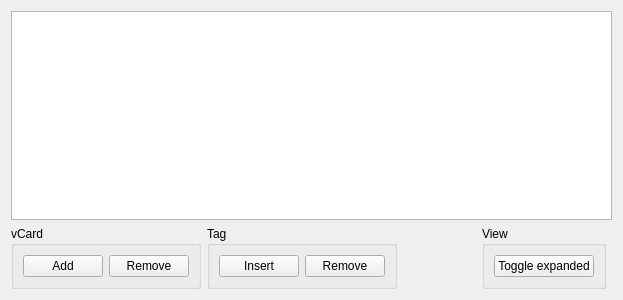
The window that ProjectWidget.ui (westerhofffl/vcard-editor) describes before a commit, drawn with Qt 5.
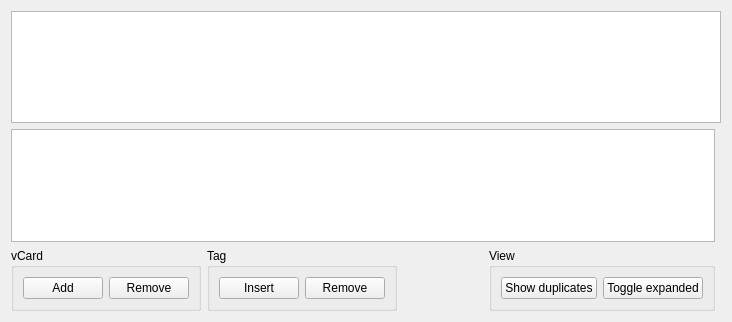
The same window after the commit.

Commit message: + duplicates tree (no functions)

Diff of the .ui file:
```diff
--- a/ProjectWidget.ui
+++ b/ProjectWidget.ui
@@ -6,8 +6,8 @@
    <rect>
     <x>0</x>
     <y>0</y>
-    <width>623</width>
-    <height>300</height>
+    <width>732</width>
+    <height>322</height>
    </rect>
   </property>
   <property name="windowTitle">
@@ -17,7 +17,7 @@
    <item row="0" column="0" colspan="5">
     <widget class="QTreeView" name="treeView"/>
    </item>
-   <item row="1" column="0">
+   <item row="2" column="0">
     <widget class="QGroupBox" name="groupBox">
      <property name="title">
       <string>vCard</string>
@@ -40,7 +40,7 @@
      </layout>
     </widget>
    </item>
-   <item row="1" column="1">
+   <item row="2" column="1">
     <widget class="QGroupBox" name="groupBox_2">
      <property name="title">
       <string>Tag</string>
@@ -63,7 +63,7 @@
      </layout>
     </widget>
    </item>
-   <item row="1" column="2">
+   <item row="2" column="2">
     <spacer name="horizontalSpacer_2">
      <property name="orientation">
       <enum>Qt::Horizontal</enum>
@@ -76,7 +76,7 @@
      </property>
     </spacer>
    </item>
-   <item row="1" column="3">
+   <item row="2" column="3">
     <widget class="QGroupBox" name="groupBox_3">
      <property name="title">
       <string>View</string>
@@ -85,6 +85,47 @@
       <bool>false</bool>
      </property>
      <layout class="QHBoxLayout" name="horizontalLayout_3">
+      <item>
+       <widget class="QStackedWidget" name="duplicatesButtonStackedWidget">
+        <property name="sizePolicy">
+         <sizepolicy hsizetype="Fixed" vsizetype="Fixed">
+          <horstretch>0</horstretch>
+          <verstretch>0</verstretch>
+         </sizepolicy>
+        </property>
+        <property name="currentIndex">
+         <number>0</number>
+        </property>
+        <widget class="QWidget" name="showDuplicatesPage">
+         <layout class="QHBoxLayout" name="horizontalLayout_4">
+          <property name="margin">
+           <number>0</number>
+          </property>
+          <item>
+           <widget class="QPushButton" name="showDuplicatesButton">
+            <property name="text">
+             <string>Show duplicates</string>
+            </property>
+           </widget>
+          </item>
+         </layout>
+        </widget>
+        <widget class="QWidget" name="hideDuplicatesPage">
+         <layout class="QHBoxLayout" name="horizontalLayout_5">
+          <property name="margin">
+           <number>0</number>
+          </property>
+          <item>
+           <widget class="QPushButton" name="hideDuplicatesButton">
+            <property name="text">
+             <string>Hide duplicates</string>
+            </property>
+           </widget>
+          </item>
+         </layout>
+        </widget>
+       </widget>
+      </item>
       <item>
        <widget class="QPushButton" name="expandButton">
         <property name="text">
@@ -95,6 +136,9 @@
      </layout>
     </widget>
    </item>
+   <item row="1" column="0" colspan="4">
+    <widget class="QTreeView" name="duplicatesTreeView"/>
+   </item>
   </layout>
  </widget>
  <resources/>
```
The commit also changes 2 other files.
